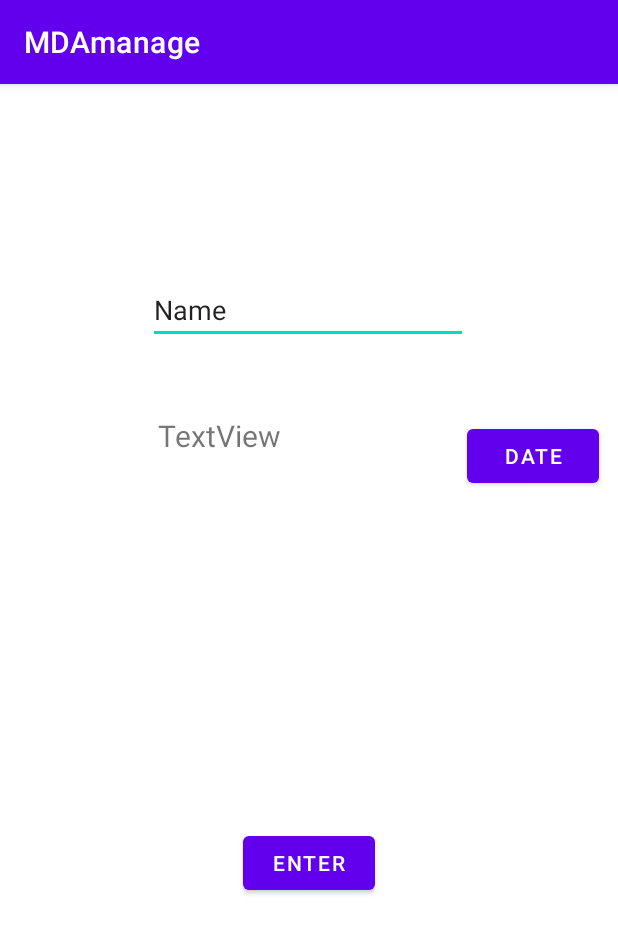
After one commit to ezri1234/MDAmanage, an Android app: the Assign screen opened directly, with no data from a screen before it, on a phone screen of 412 x 824 dp. The commit adds this screen. Shown: the top 933 px of the screen. Run offline under Robolectric (Android 15) with nearby library versions, the light colour scheme and no system bars.

Commit message:
calendar input works

```diff
--- a/app/src/main/AndroidManifest.xml
+++ b/app/src/main/AndroidManifest.xml
@@ -10,10 +10,12 @@
         android:supportsRtl="true"
         android:theme="@style/Theme.MDAmanage">
         <activity
+            android:name=".Assign"
+            android:exported="true" />
+        <activity
             android:name=".RecycleViewAdmin"
             android:exported="true"
-            android:theme="@style/Theme.AppCompat.Light.NoActionBar"
-            />
+            android:theme="@style/Theme.AppCompat.Light.NoActionBar" />
         <activity
             android:name=".RegularUserActivity"
             android:exported="true" />
--- /dev/null
+++ b/app/src/main/java/com/ezrimo/mdamanage/Assign.java
@@ -0,0 +1,71 @@
+package com.ezrimo.mdamanage;
+
+import androidx.appcompat.app.AppCompatActivity;
+
+import android.app.DatePickerDialog;
+import android.content.Intent;
+import android.os.Bundle;
+import android.view.View;
+import android.widget.Button;
+import android.widget.DatePicker;
+import android.widget.EditText;
+import android.widget.TextView;
+import android.widget.Toast;
+
+import java.util.Calendar;
+import java.util.Date;
+
+public class Assign extends AppCompatActivity implements DatePickerDialog.OnDateSetListener{
+    EditText name;
+    TextView date;
+    Button btEnter;
+    Date finalDate;
+    @Override
+    protected void onCreate(Bundle savedInstanceState) {
+        super.onCreate(savedInstanceState);
+        setContentView(R.layout.activity_assign);
+        name = findViewById(R.id.etName);
+        date = findViewById(R.id.date);
+        btEnter = findViewById(R.id.btEnter);
+
+        Intent get = getIntent();
+        String thisUid = get.getStringExtra("uid");
+
+        findViewById(R.id.btCalander).setOnClickListener(new View.OnClickListener() {
+            @Override
+            public void onClick(View view) {
+                showDatePickerDialog();
+            }
+        });
+        btEnter.setOnClickListener(new View.OnClickListener() {
+            @Override
+            public void onClick(View view) {
+                if(finalDate.equals(null))
+                    date.setError("enter date");
+                Event myEvent = new Event(finalDate, thisUid);
+            }
+        });
+
+
+
+    }
+    private void showDatePickerDialog(){
+        DatePickerDialog datePickerDialog = new DatePickerDialog(
+                this,
+                this,
+                Calendar.getInstance().get(Calendar.YEAR),
+                Calendar.getInstance().get(Calendar.DATE),
+                Calendar.getInstance().get(Calendar.DAY_OF_MONTH)
+        );
+        datePickerDialog.show();
+
+    }
+
+    @Override
+    public void onDateSet(DatePicker datePicker, int i, int i1, int i2) {
+        String chosenDate = " "+i+"/"+i1+"/"+i2;
+        date.setText(chosenDate);
+        finalDate = new Date(i, i1, i2);
+        Toast.makeText(this,  finalDate.toString(), Toast.LENGTH_SHORT).show();
+    }
+}
--- /dev/null
+++ b/app/src/main/res/layout/activity_assign.xml
@@ -0,0 +1,59 @@
+<?xml version="1.0" encoding="utf-8"?>
+<androidx.constraintlayout.widget.ConstraintLayout xmlns:android="http://schemas.android.com/apk/res/android"
+    xmlns:app="http://schemas.android.com/apk/res-auto"
+    xmlns:tools="http://schemas.android.com/tools"
+    android:layout_width="match_parent"
+    android:layout_height="match_parent"
+    tools:context=".Assign">
+
+    <EditText
+        android:id="@+id/etName"
+        android:layout_width="wrap_content"
+        android:layout_height="wrap_content"
+        android:ems="10"
+        android:inputType="textPersonName"
+        android:text="Name"
+        app:layout_constraintBottom_toBottomOf="parent"
+        app:layout_constraintEnd_toEndOf="parent"
+        app:layout_constraintHorizontal_bias="0.497"
+        app:layout_constraintStart_toStartOf="parent"
+        app:layout_constraintTop_toTopOf="parent"
+        app:layout_constraintVertical_bias="0.177" />
+
+    <TextView
+        android:id="@+id/date"
+        android:layout_width="200dp"
+        android:layout_height="50dp"
+        android:text="TextView"
+        android:textSize="20sp"
+        app:layout_constraintBottom_toBottomOf="parent"
+        app:layout_constraintEnd_toEndOf="parent"
+        app:layout_constraintHorizontal_bias="0.497"
+        app:layout_constraintStart_toStartOf="parent"
+        app:layout_constraintTop_toBottomOf="@+id/etName"
+        app:layout_constraintVertical_bias="0.087" />
+
+    <Button
+        android:id="@+id/btEnter"
+        android:layout_width="wrap_content"
+        android:layout_height="wrap_content"
+        android:text="Enter"
+        app:layout_constraintBottom_toBottomOf="parent"
+        app:layout_constraintEnd_toEndOf="parent"
+        app:layout_constraintStart_toStartOf="parent"
+        app:layout_constraintTop_toBottomOf="@+id/date" />
+
+    <Button
+        android:id="@+id/btCalander"
+        android:layout_width="wrap_content"
+        android:layout_height="wrap_content"
+        android:layout_marginStart="4dp"
+        android:text="Date"
+        app:layout_constraintBottom_toBottomOf="parent"
+        app:layout_constraintEnd_toEndOf="parent"
+        app:layout_constraintHorizontal_bias="0.125"
+        app:layout_constraintStart_toEndOf="@+id/date"
+        app:layout_constraintTop_toTopOf="parent"
+        app:layout_constraintVertical_bias="0.311" />
+
+</androidx.constraintlayout.widget.ConstraintLayout>
```
Also changed, not shown: app/src/main/java/com/ezrimo/mdamanage/Event.java (added, +29 -0 lines), app/src/main/java/com/ezrimo/mdamanage/LoginTabFragment.java (+6 -2 lines).
